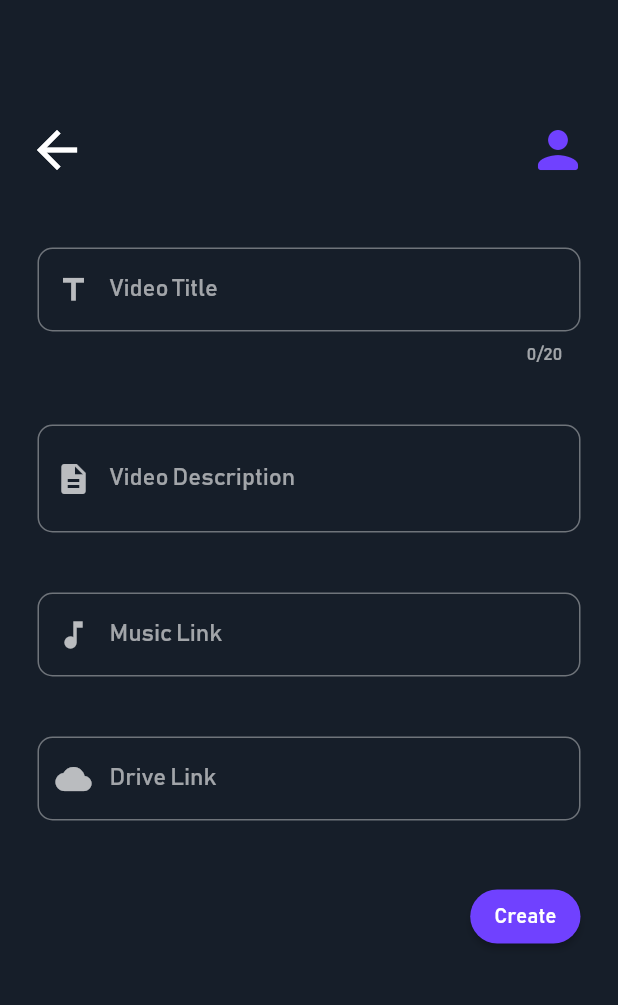
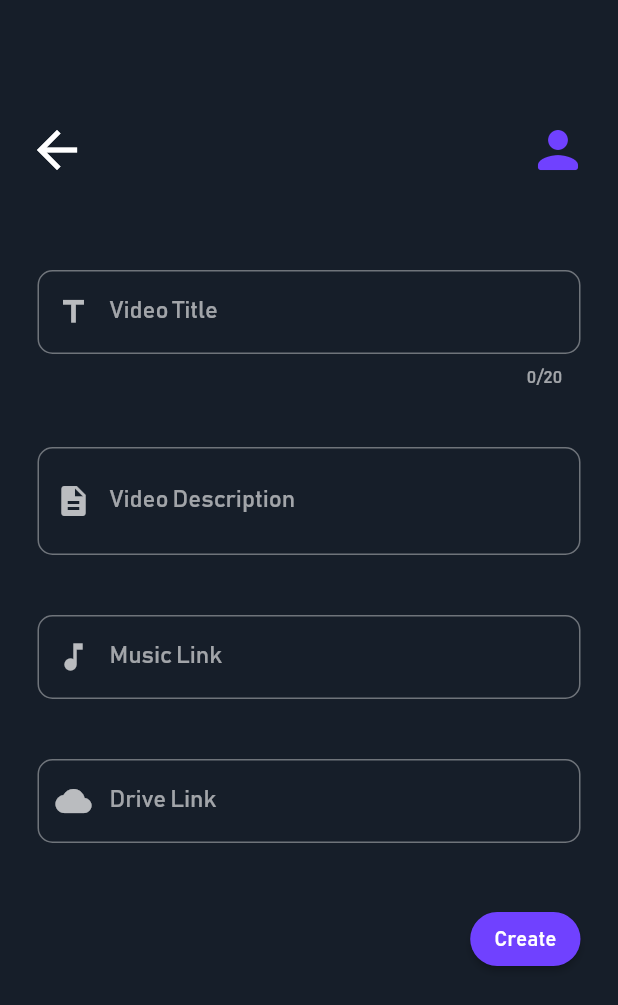
Before and after one commit to Ardiankls/pdm_app, a Flutter app: the Create screen opened by its route, on a phone screen of 412 x 824 dp. Shown: the top 1005 px of the screen. Run offline on Flutter 3.47's test engine with Material 2 defaults, Android fonts, the phone set to English and light mode, and no system bars; our stand-ins replace cloud_firestore, email_validator, equatable, firebase_auth, firebase_core, firebase_messaging and 2 more; accounts and stored records are empty.

```diff
--- a/lib/ui/projects/create.dart
+++ b/lib/ui/projects/create.dart
@@ -6,7 +6,7 @@ class Create extends StatefulWidget {
   _CreateState createState() => _CreateState();
 }
 
-final _formKey = GlobalKey<FormState>();
+GlobalKey<FormState> _formKey = GlobalKey<FormState>();
 final ctrlProTitle = TextEditingController();
 final ctrlProDesc = TextEditingController();
 final ctrlProMusic = TextEditingController();
@@ -53,7 +53,7 @@ class _CreateState extends State<Create> {
                     icon: const Icon(Icons.arrow_back, size: 40),
                     color: Color(0xFFFFFFFF),
                     onPressed: () {
-                      Navigator.pushNamed(context, Home.routeName);
+                      Navigator.pushReplacementNamed(context, Home.routeName);
                     },
                   ),
                 ),
@@ -74,8 +74,10 @@ class _CreateState extends State<Create> {
                 ),
               ),
             ),
-            ListView(
-              padding: EdgeInsets.all(25.0),
+            Padding(
+              padding: const EdgeInsets.fromLTRB(0, 40, 0, 0),
+              child: ListView(
+                padding: EdgeInsets.fromLTRB(25, 0, 25, 0),
                 children: [
                   Form(
                       key: _formKey,
@@ -91,7 +93,8 @@ class _CreateState extends State<Create> {
                               border: OutlineInputBorder(
                                   borderRadius: BorderRadius.circular(10)),
                             ),
-                          autovalidateMode: AutovalidateMode.onUserInteraction,
+                            autovalidateMode:
+                                AutovalidateMode.onUserInteraction,
                             validator: (value) {
                               if (value.isEmpty) {
                                 return "Please fill the field!";
@@ -156,7 +159,7 @@ class _CreateState extends State<Create> {
                                             "Project Created Successfully",
                                             Colors.white);
                                         clearForm();
-                                      Navigator.pushNamed(
+                                        Navigator.pushReplacementNamed(
                                             context, Home.routeName);
                                       } else {
                                         ActivityServices.showToast(
@@ -179,6 +182,7 @@ class _CreateState extends State<Create> {
                         ],
                       ))
                 ],
+              ),
             )
           ])),
         ),
--- /dev/null
+++ b/lib/ui/widgets/projectcard.dart
@@ -0,0 +1 @@
+part of 'widgets.dart';
--- a/lib/ui/widgets/widgets.dart
+++ b/lib/ui/widgets/widgets.dart
@@ -0,0 +1 @@
+part 'projectcard.dart';
```
Lines whose indentation alone changed are shown as unchanged.
